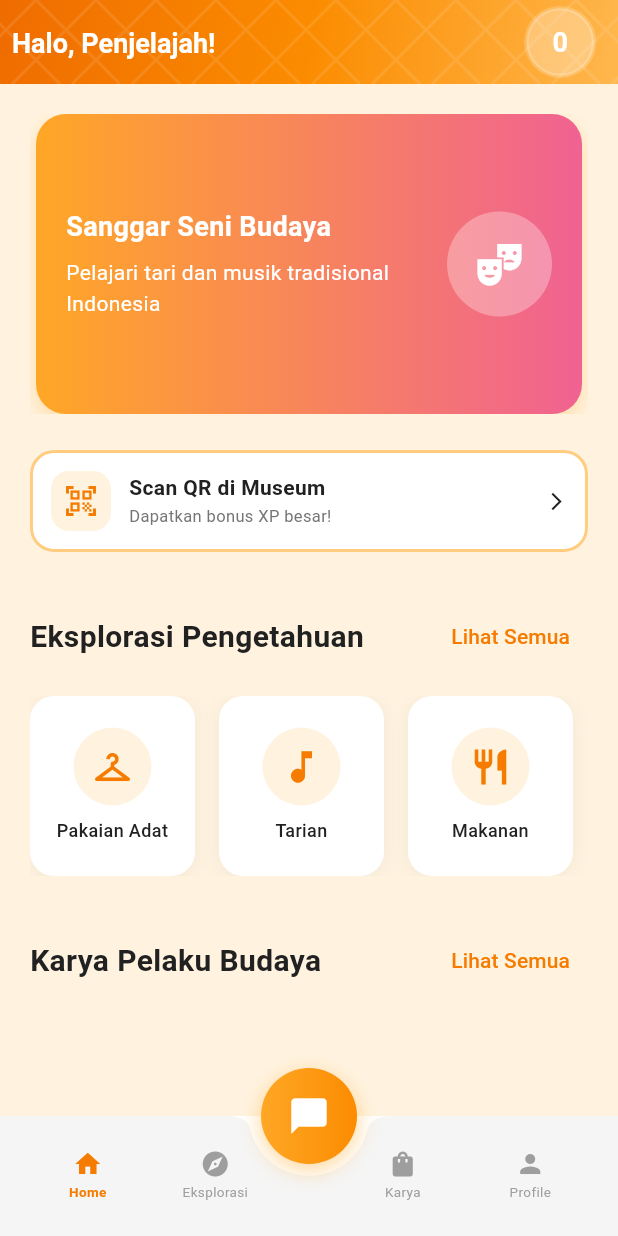
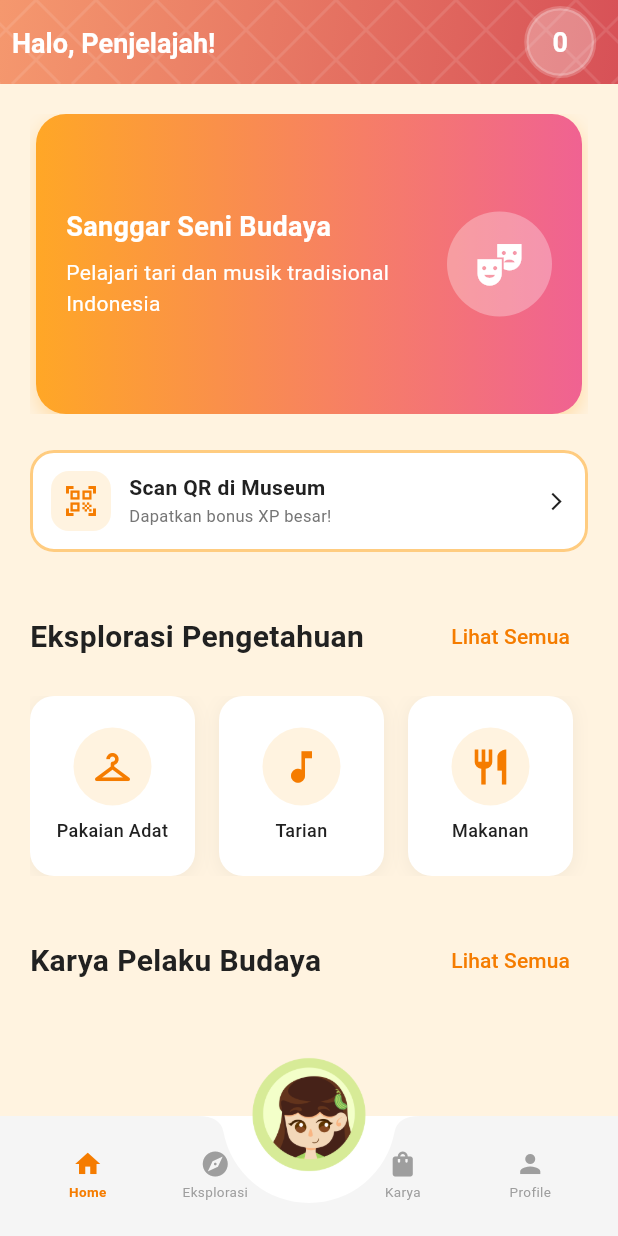
Before and after one commit to Fidhlah/BudayaGo, a Flutter app: the screen it shows once a user with an empty profile is signed in, on a phone screen of 412 x 824 dp. Run offline on Flutter 3.47's test engine with Material 3 defaults, Android fonts, the phone set to English and light mode, and no system bars; our stand-ins replace flutter_dotenv, geolocator, image_picker, permission_handler, supabase_flutter; missing offline and left inert: mobile_scanner; accounts and stored records are empty; statements that could not run were skipped.

Commit message:
add icon chatbot

```diff
--- a/lib/screens/main/main_screen.dart
+++ b/lib/screens/main/main_screen.dart
@@ -65,33 +65,26 @@ class _MainScreenState extends State<MainScreen> {
 
     return Scaffold(
       body: screens[_currentIndex],
-      floatingActionButton: Container(
-        width: 64,
-        height: 64,
-        decoration: BoxDecoration(
-          shape: BoxShape.circle,
-          gradient: LinearGradient(
-            colors: [Colors.orange.shade400, Colors.orange.shade600],
-          ),
-          boxShadow: [
-            BoxShadow(
-              color: Colors.orange.withOpacity(0.4),
-              blurRadius: 12,
-              offset: const Offset(0, 4),
-            ),
-          ],
-        ),
-        child: IconButton(
+      floatingActionButton: SizedBox(
+        width: 100,
+        height: 100,
+        child: FloatingActionButton(
           onPressed: () {
             Navigator.push(
               context,
               MaterialPageRoute(builder: (context) => ChatScreen()),
             );
           },
-          icon: const Icon(
-            Icons.chat_bubble_rounded,
-            color: Colors.white,
-            size: 28,
+          backgroundColor: Colors.transparent,
+          elevation: 0,
+          shape: const CircleBorder(),
+          child: ClipOval(
+            child: Image.asset(
+              'assets/images/artifacts/profile timun mas@4x.png',
+              width: 100,
+              height: 100,
+              fit: BoxFit.cover,
+            ),
           ),
         ),
       ),
--- a/lib/widgets/custom_app_bar.dart
+++ b/lib/widgets/custom_app_bar.dart
@@ -33,8 +33,7 @@ class CustomGradientAppBar extends StatelessWidget
   @override
   Widget build(BuildContext context) {
     final colors =
-        gradientColors ??
-        [AppColors.batik800, AppColors.batik600, AppColors.batikGold];
+        gradientColors ?? [const Color(0xFFf5986e), const Color(0xFFd75157)];
 
     return AppBar(
       leading:
--- a/lib/widgets/custom_bottom_navbar.dart
+++ b/lib/widgets/custom_bottom_navbar.dart
@@ -33,6 +33,9 @@ class CustomBottomNavBar extends StatelessWidget {
     return Expanded(
       child: InkWell(
         onTap: () => onTap(index),
+        splashColor: Colors.transparent,
+        highlightColor: Colors.transparent,
+        hoverColor: Colors.transparent,
         child: Padding(
           padding: const EdgeInsets.symmetric(vertical: 8),
           child: Column(
```
Also changed, not shown: assets/images/artifacts/profile timun mas@4x.png (added), pubspec.lock.
